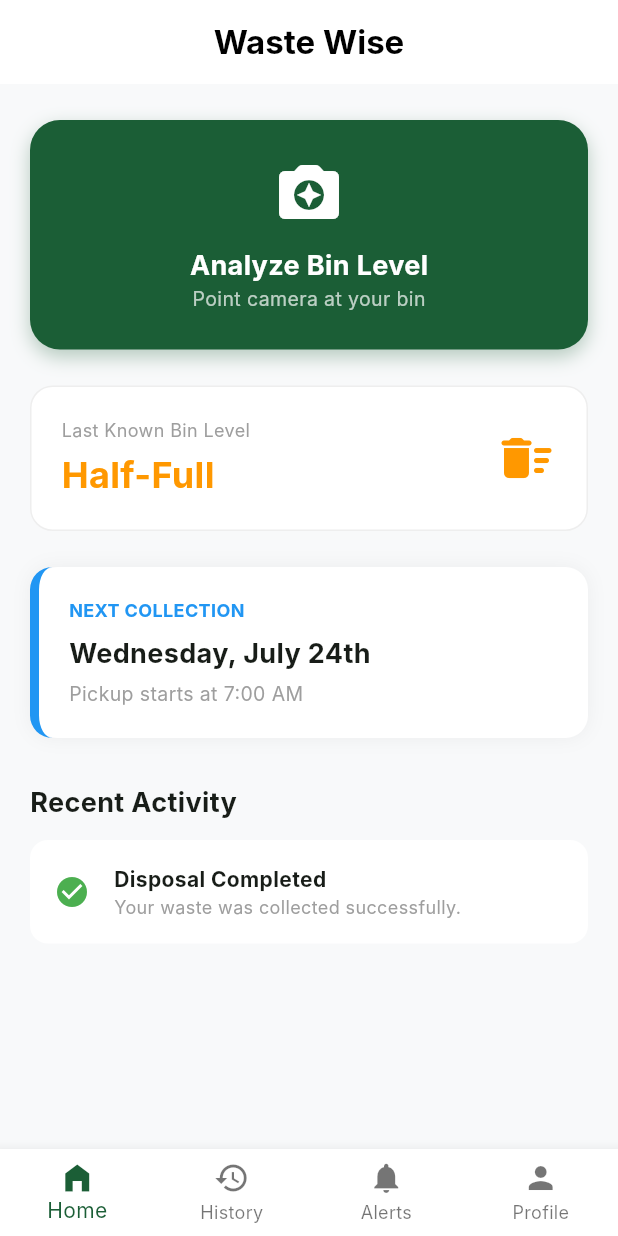
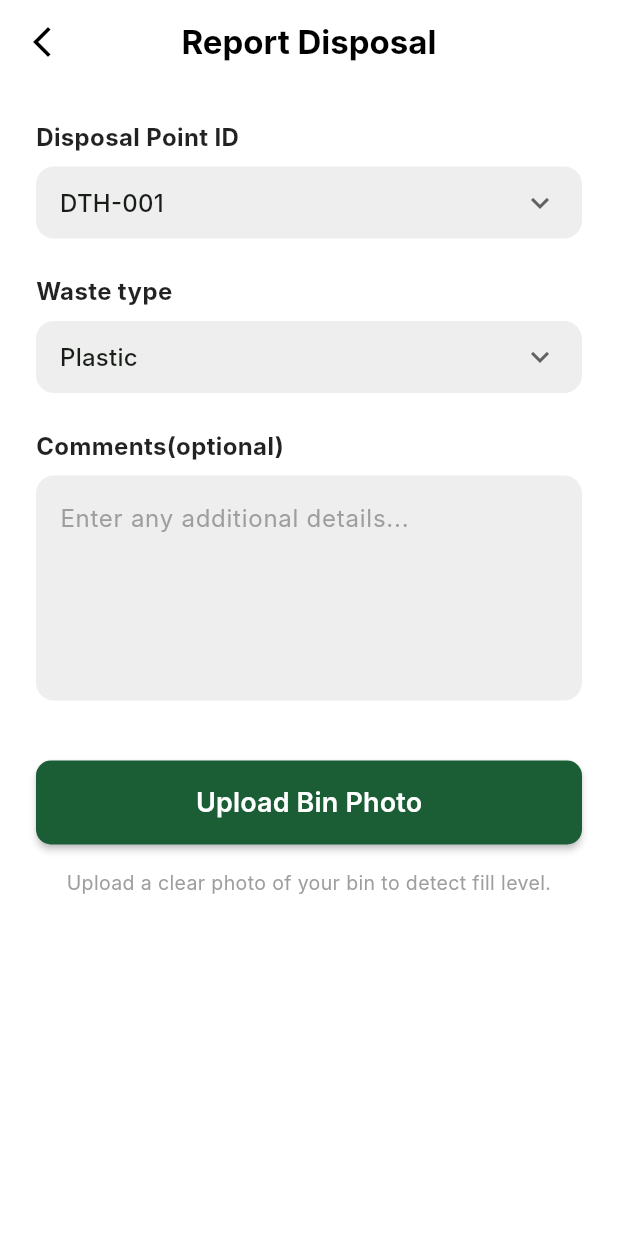
Before and after one commit to udeshrashmika/Waste-Wise---Mobile-app, a Flutter app: the ResidentHomeScreen screen opened directly, after a tap on "Analyze Bin Level", on a phone screen of 412 x 824 dp. Run offline on Flutter 3.47's test engine with Material 3 defaults, Android fonts, the phone set to English and light mode, and no system bars; our stand-ins replace firebase_core, image_picker; accounts and stored records are empty; Roboto replaces fonts that are missing (Inter).

Commit message:
created resident screen files

```diff
--- a/lib/features/resident/screens/resident_home.dart
+++ b/lib/features/resident/screens/resident_home.dart
@@ -1,4 +1,5 @@
 import 'package:flutter/material.dart';
+import 'scaned_result_screen.dart'; // <--- THIS WAS MISSING. I ADDED IT HERE.
 
 class ResidentHomeScreen extends StatelessWidget {
   const ResidentHomeScreen({super.key});
@@ -8,7 +9,7 @@ class ResidentHomeScreen extends StatelessWidget {
     const Color brandGreen = Color(0xFF1B5E36);
 
     return Scaffold(
-      backgroundColor: const Color(0xFFF8F9FA), // Off-white for a cleaner look
+      backgroundColor: const Color(0xFFF8F9FA),
       appBar: AppBar(
         backgroundColor: Colors.white,
         elevation: 0,
@@ -24,16 +25,13 @@ class ResidentHomeScreen extends StatelessWidget {
           children: [
             const SizedBox(height: 24),
 
-            // 1. AI Scan Button - Updated for Image Recognition
+            // 1. AI Scan Button
             _buildAIScanButton(context, brandGreen),
 
             const SizedBox(height: 24),
 
-            // 2. Bin Status Card - Fills the "Empty" space
-            _buildBinStatusCard(
-              "Half-Full",
-              Colors.orange,
-            ), // Change to "Full" or "Empty" later
+            // 2. Bin Status Card
+            _buildBinStatusCard("Half-Full", Colors.orange),
 
             const SizedBox(height: 24),
 
@@ -64,10 +62,15 @@ class ResidentHomeScreen extends StatelessWidget {
     );
   }
 
-  // UPDATED: No more QR code - uses Camera/AI theme
+  // UPDATED: Now navigates to ScannedResultScreen
   Widget _buildAIScanButton(BuildContext context, Color color) {
     return InkWell(
-      onTap: () {}, // Future: Trigger Camera AI
+      onTap: () {
+        Navigator.push(
+          context,
+          MaterialPageRoute(builder: (context) => ScannedResultScreen()),
+        );
+      },
       child: Container(
         width: double.infinity,
         padding: const EdgeInsets.all(24),
@@ -104,7 +107,6 @@ class ResidentHomeScreen extends StatelessWidget {
     );
   }
 
-  // NEW: Visual Status Indicator (Full/Half/Empty)
   Widget _buildBinStatusCard(String status, Color statusColor) {
     return Container(
       padding: const EdgeInsets.all(20),
@@ -147,9 +149,7 @@ class ResidentHomeScreen extends StatelessWidget {
       decoration: BoxDecoration(
         color: Colors.white,
         borderRadius: BorderRadius.circular(15),
-        border: const Border(
-          left: BorderSide(color: Colors.blue, width: 6),
-        ), // Visual accent
+        border: const Border(left: BorderSide(color: Colors.blue, width: 6)),
         boxShadow: [
           BoxShadow(color: Colors.black.withOpacity(0.05), blurRadius: 10),
         ],
@@ -180,7 +180,6 @@ class ResidentHomeScreen extends StatelessWidget {
     );
   }
 
-  // Standard elements... (BottomNav and NotificationItem helpers remain same)
   Widget _buildNotificationItem(
     IconData icon,
     Color color,
--- /dev/null
+++ b/lib/features/resident/screens/scaned_result_screen.dart
@@ -0,0 +1,173 @@
+import 'package:flutter/material.dart';
+import 'upload_bin_screen.dart'; // Make sure this import matches your file name
+
+class ScannedResultScreen extends StatefulWidget {
+  const ScannedResultScreen({super.key});
+
+  @override
+  State<ScannedResultScreen> createState() => _ScannedResultScreenState();
+}
+
+class _ScannedResultScreenState extends State<ScannedResultScreen> {
+  // Variables to hold selected values
+  String? selectedDisposalPoint = 'DTH-001';
+  String? selectedWasteType = 'Plastic';
+  final TextEditingController _commentController = TextEditingController();
+
+  // Branding color
+  final Color brandGreen = const Color(0xFF1B5E36);
+
+  @override
+  Widget build(BuildContext context) {
+    return Scaffold(
+      backgroundColor: Colors.white,
+      appBar: AppBar(
+        backgroundColor: Colors.white,
+        elevation: 0,
+        leading: IconButton(
+          icon: const Icon(Icons.arrow_back_ios_new, color: Colors.black),
+          onPressed: () => Navigator.pop(context),
+        ),
+        centerTitle: true,
+        title: const Text(
+          'Report Disposal',
+          style: TextStyle(color: Colors.black, fontWeight: FontWeight.bold),
+        ),
+      ),
+      body: SingleChildScrollView(
+        padding: const EdgeInsets.all(24.0),
+        child: Column(
+          crossAxisAlignment: CrossAxisAlignment.start,
+          children: [
+            // 1. Disposal Point ID Dropdown
+            _buildLabel("Disposal Point ID"),
+            const SizedBox(height: 8),
+            _buildDropdown(
+              value: selectedDisposalPoint,
+              items: ['DTH-001', 'DTH-002', 'COL-005'],
+              onChanged: (val) => setState(() => selectedDisposalPoint = val),
+            ),
+
+            const SizedBox(height: 24),
+
+            // 2. Waste Type Dropdown
+            _buildLabel("Waste type"),
+            const SizedBox(height: 8),
+            _buildDropdown(
+              value: selectedWasteType,
+              items: ['Plastic', 'Organic', 'Paper', 'Glass'],
+              onChanged: (val) => setState(() => selectedWasteType = val),
+            ),
+
+            const SizedBox(height: 24),
+
+            // 3. Comments Section
+            _buildLabel("Comments(optional)"),
+            const SizedBox(height: 8),
+            Container(
+              height: 150, // Taller box for comments
+              decoration: BoxDecoration(
+                color: const Color(0xFFEEEEEE), // Light grey background
+                borderRadius: BorderRadius.circular(12),
+              ),
+              child: TextField(
+                controller: _commentController,
+                maxLines: 5,
+                decoration: const InputDecoration(
+                  border: InputBorder.none,
+                  contentPadding: EdgeInsets.all(16),
+                  hintText: 'Enter any additional details...',
+                  hintStyle: TextStyle(color: Colors.grey),
+                ),
+              ),
+            ),
+
+            const SizedBox(height: 40),
+
+            // 4. Upload Button
+            SizedBox(
+              width: double.infinity,
+              height: 56,
+              child: ElevatedButton(
+                onPressed: () {
+                  // --- NAVIGATION CODE FIXED ---
+                  Navigator.push(
+                    context,
+                    MaterialPageRoute(
+                      // FIXED: Removed 'const' from here
+                      builder: (context) => UploadBinScreen(),
+                    ),
+                  );
+                },
+                style: ElevatedButton.styleFrom(
+                  backgroundColor: brandGreen,
+                  shape: RoundedRectangleBorder(
+                    borderRadius: BorderRadius.circular(10),
+                  ),
+                  elevation: 2,
+                ),
+                child: const Text(
+                  'Upload Bin Photo',
+                  style: TextStyle(
+                    color: Colors.white,
+                    fontSize: 18,
+                    fontWeight: FontWeight.w600,
+                  ),
+                ),
+              ),
+            ),
+
+            const SizedBox(height: 16),
+
+            // 5. Helper Text
+            const Center(
+              child: Text(
+                'Upload a clear photo of your bin to detect fill level.',
+                textAlign: TextAlign.center,
+                style: TextStyle(color: Colors.grey, fontSize: 13),
+              ),
+            ),
+          ],
+        ),
+      ),
+    );
+  }
+
+  // Helper widget for Labels
+  Widget _buildLabel(String text) {
+    return Text(
+      text,
+      style: const TextStyle(
+        fontSize: 16,
+        fontWeight: FontWeight.bold,
+        color: Colors.black87,
+      ),
+    );
+  }
+
+  // Helper widget for Dropdowns
+  Widget _buildDropdown({
+    required String? value,
+    required List<String> items,
+    required Function(String?) onChanged,
+  }) {
+    return Container(
+      padding: const EdgeInsets.symmetric(horizontal: 16),
+      decoration: BoxDecoration(
+        color: const Color(0xFFEEEEEE),
+        borderRadius: BorderRadius.circular(12),
+      ),
+      child: DropdownButtonHideUnderline(
+        child: DropdownButton<String>(
+          value: value,
+          isExpanded: true,
+          icon: const Icon(Icons.keyboard_arrow_down),
+          items: items.map((String item) {
+            return DropdownMenuItem<String>(value: item, child: Text(item));
+          }).toList(),
+          onChanged: onChanged,
+        ),
+      ),
+    );
+  }
+}
--- a/pubspec.yaml
+++ b/pubspec.yaml
@@ -30,6 +30,9 @@ environment:
 dependencies:
   flutter:
     sdk: flutter
+
+    # Add image_picker here (aligned to the left, same as 'flutter')
+  image_picker: ^1.0.7
 
   # The following adds the Cupertino Icons font to your application.
   # Use with the CupertinoIcons class for iOS style icons.
```
Also changed, not shown: lib/features/resident/screens/upload_bin_screen.dart (added, +194 -0 lines), lib/features/resident/screens/history_screen.dart (added), lib/features/resident/screens/notification_screen.dart (added), lib/features/resident/screens/resident_profile_screen.dart (added), pubspec.lock, 6 other files.
